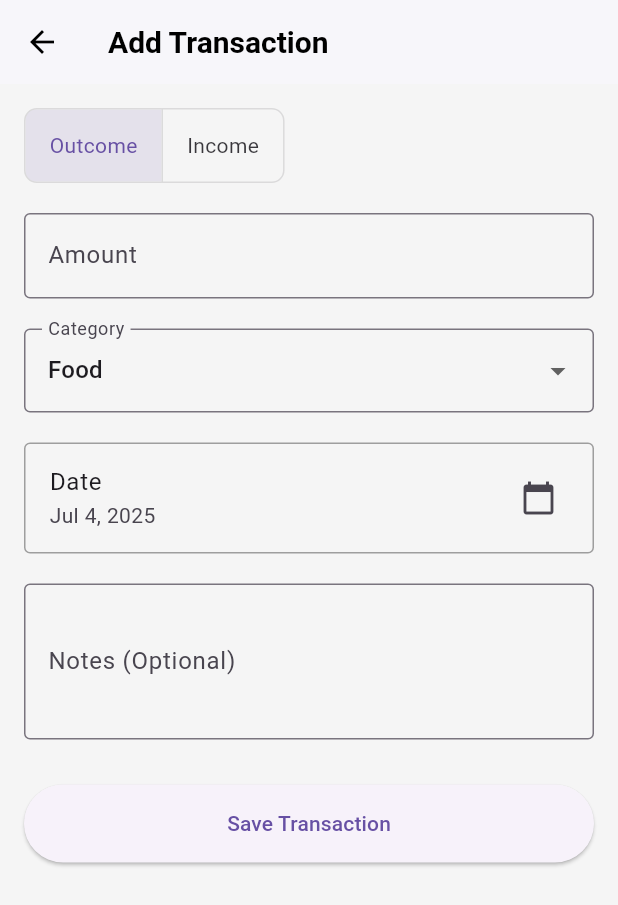
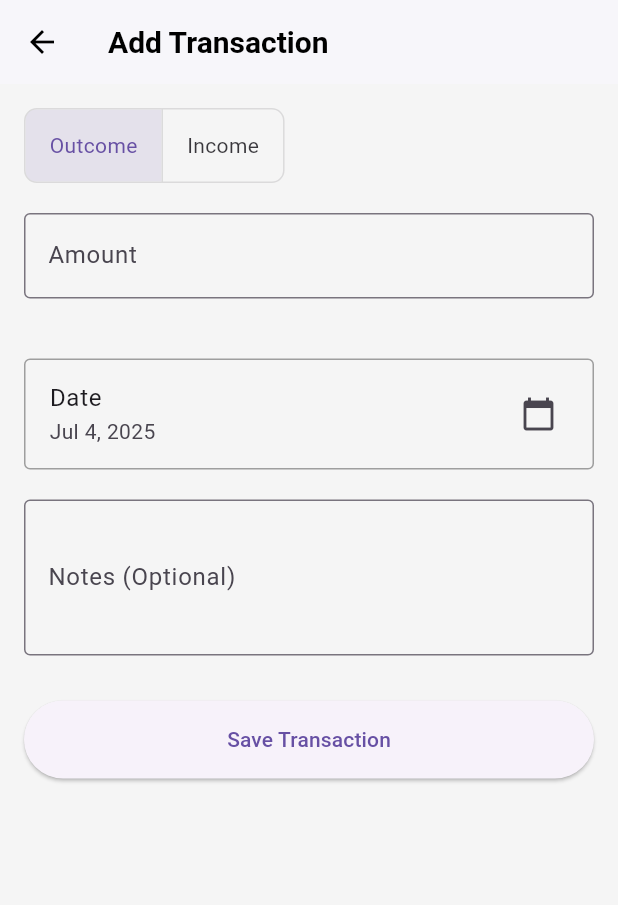
Before and after one commit to Chitnaymin/personal_fin_mgmt, a Flutter app: the screen it shows once a user with an empty profile is signed in, item 2 of the bottom bar chosen, after a tap on the "add" icon, on a phone screen of 412 x 824 dp. Shown: the top 905 px of the screen. Run offline on Flutter 3.47's test engine with Material 3 defaults, Android fonts, the phone set to English and light mode, and no system bars; our stand-ins replace cloud_firestore, firebase_auth, firebase_core, fl_chart; accounts and stored records are empty.

Commit message:
Update the category and now user can adjust

```diff
--- a/lib/screens/auth/login_page.dart
+++ b/lib/screens/auth/login_page.dart
@@ -1,3 +1,4 @@
+import 'package:firebase_auth/firebase_auth.dart';
 import 'package:flutter/material.dart';
 import 'package:provider/provider.dart';
 import 'package:flutter_fin_pwa/screens/auth/register_page.dart';
@@ -20,16 +21,34 @@ class _LoginPageState extends State<LoginPage> {
   if (_formKey.currentState!.validate()) {
     setState(() => _isLoading = true);
     final authService = Provider.of<AuthService>(context, listen: false);
-
-      final userCredential = await authService.signInWithEmail(
+    try {
+      // This part doesn't change
+      await authService.signInWithEmail(
         _emailController.text,
         _passwordController.text,
       );
+    } on FirebaseAuthException catch (e) {
+      // Catch the specific error from Firebase
+      String errorMessage;
+      // Provide more user-friendly messages for common errors
+      if (e.code == 'user-not-found') {
+        errorMessage = 'No user found for that email.';
+      } else if (e.code == 'wrong-password') {
+        errorMessage = 'Wrong password provided for that user.';
+      } else if (e.code == 'invalid-credential') {
+        // This is a more generic error for recent Firebase versions
+         errorMessage = 'Invalid credentials. Please check your email and password.';
+      }
+      else {
+        errorMessage = e.message ?? 'An unknown error occurred.';
+      }
 
-      if (userCredential == null && mounted) {
+      if (mounted) {
         ScaffoldMessenger.of(context).showSnackBar(
-          const SnackBar(content: Text('Failed to log in. Please check your credentials.')),
+          SnackBar(content: Text(errorMessage)),
         );
+      }
+    } finally {
       if (mounted) {
         setState(() => _isLoading = false);
       }
--- a/lib/screens/main/add_transaction_page.dart
+++ b/lib/screens/main/add_transaction_page.dart
@@ -1,3 +1,4 @@
+import 'package:cloud_firestore/cloud_firestore.dart';
 import 'package:flutter/material.dart';
 import 'package:intl/intl.dart';
 import 'package:provider/provider.dart';
@@ -21,18 +22,11 @@ class _AddTransactionPageState extends State<AddTransactionPage> {
   final _notesController = TextEditingController();
 
   String _selectedType = 'outcome';
-  String _selectedCategory = 'Food';
+  String? _selectedCategory; // Make this nullable
   DateTime _selectedDate = DateTime.now();
   bool _isLoading = false;
 
-  final List<String> _incomeCategories = ['Salary', 'Gifts', 'Investment'];
-  final List<String> _outcomeCategories = [
-    'Food',
-    'Transport',
-    'Shopping',
-    'Bills',
-    'Entertainment'
-  ];
+  final FirestoreService _firestoreService = FirestoreService();
 
   @override
   void initState() {
@@ -44,17 +38,127 @@ class _AddTransactionPageState extends State<AddTransactionPage> {
       _selectedType = t.type;
       _selectedCategory = t.category;
       _selectedDate = t.date;
-    } else {
-      _selectedCategory = _outcomeCategories.first;
     }
   }
 
+  // ... (keep _selectDate, _saveTransaction, _deleteTransaction methods)
+  // No changes needed in the save/delete/date logic
+
+  @override
+  Widget build(BuildContext context) {
+    final selectedCurrency = Provider.of<SettingsProvider>(context).selectedCurrency;
+
+    return Scaffold(
+      appBar: AppBar(
+        title: Text(widget.transaction == null ? 'Add Transaction' : 'Edit Transaction'),
+        actions: [
+          if (widget.transaction != null)
+            IconButton(
+              icon: const Icon(Icons.delete, color: Colors.red),
+              onPressed: _deleteTransaction,
+            )
+        ],
+      ),
+      // --- WRAP THE FORM IN A STREAMBUILDER ---
+      body: StreamBuilder<DocumentSnapshot>(
+        stream: _firestoreService.getBudget(),
+        builder: (context, snapshot) {
+          if (!snapshot.hasData) {
+            return const Center(child: CircularProgressIndicator());
+          }
+
+          final data = snapshot.data!.data() as Map<String, dynamic>? ?? {};
+          final List<String> incomeCategories = List<String>.from(data['incomeCategories'] ?? ['Salary']);
+          final List<String> outcomeCategories = List<String>.from(data['outcomeCategories'] ?? ['Food']);
+
+          final categories = _selectedType == 'income' ? incomeCategories : outcomeCategories;
+
+          // Set a default category if none is selected or if the selected one is not in the list
+          if (_selectedCategory == null || !categories.contains(_selectedCategory)) {
+            _selectedCategory = categories.isNotEmpty ? categories.first : null;
+          }
+
+          return Form(
+            key: _formKey,
+            child: ListView(
+              padding: const EdgeInsets.all(16.0),
+              children: [
+                // --- THIS SECTION IS NOW INSIDE THE BUILDER ---
+                ToggleButtons(
+                  isSelected: [_selectedType == 'outcome', _selectedType == 'income'],
+                  onPressed: (index) {
+                    setState(() {
+                      _selectedType = index == 0 ? 'outcome' : 'income';
+                      // Reset selected category when type changes
+                      _selectedCategory = null;
+                    });
+                  },
+                  borderRadius: BorderRadius.circular(8),
+                  children: const [
+                    Padding(padding: EdgeInsets.symmetric(horizontal: 16), child: Text('Outcome')),
+                    Padding(padding: EdgeInsets.symmetric(horizontal: 16), child: Text('Income'))
+                  ],
+                ),
+                const SizedBox(height: 20),
+                TextFormField(
+                  controller: _amountController,
+                  decoration: InputDecoration(labelText: 'Amount', prefixText: '${selectedCurrency.symbol} ', border: const OutlineInputBorder()),
+                  keyboardType: const TextInputType.numberWithOptions(decimal: true),
+                  validator: (value) => value!.isEmpty ? 'Please enter an amount' : null,
+                ),
+                const SizedBox(height: 20),
+                // --- DYNAMIC CATEGORY DROPDOWN ---
+                if (_selectedCategory != null)
+                  DropdownButtonFormField<String>(
+                    value: _selectedCategory,
+                    decoration: const InputDecoration(labelText: 'Category', border: OutlineInputBorder()),
+                    items: categories.map((String category) {
+                      return DropdownMenuItem<String>(value: category, child: Text(category));
+                    }).toList(),
+                    onChanged: (String? newValue) {
+                      setState(() {
+                        _selectedCategory = newValue;
+                      });
+                    },
+                    validator: (value) => value == null ? 'Please select a category' : null,
+                  ),
+                const SizedBox(height: 20),
+                ListTile(
+                  shape: RoundedRectangleBorder(side: const BorderSide(color: Colors.grey), borderRadius: BorderRadius.circular(4)),
+                  title: const Text('Date'),
+                  subtitle: Text(DateFormat.yMMMd().format(_selectedDate)),
+                  trailing: const Icon(Icons.calendar_today),
+                  onTap: () => _selectDate(context),
+                ),
+                const SizedBox(height: 20),
+                TextFormField(
+                  controller: _notesController,
+                  decoration: const InputDecoration(labelText: 'Notes (Optional)', border: OutlineInputBorder()),
+                  maxLines: 3,
+                ),
+                const SizedBox(height: 30),
+                ElevatedButton(
+                  style: ElevatedButton.styleFrom(padding: const EdgeInsets.symmetric(vertical: 16), minimumSize: const Size.fromHeight(50)),
+                  onPressed: _isLoading ? null : _saveTransaction,
+                  child: _isLoading
+                      ? const SizedBox(height: 24, width: 24, child: CircularProgressIndicator(strokeWidth: 2, color: Colors.white))
+                      : const Text('Save Transaction'),
+                )
+              ],
+            ),
+          );
+        },
+      ),
+    );
+  }
+
+  // Date picker method to fix missing _selectDate error
   Future<void> _selectDate(BuildContext context) async {
     final DateTime? picked = await showDatePicker(
       context: context,
       initialDate: _selectedDate,
       firstDate: DateTime(2000),
-      lastDate: DateTime(2101),
+      lastDate: DateTime(2100),
     );
     if (picked != null && picked != _selectedDate) {
       setState(() {
@@ -63,38 +167,36 @@ class _AddTransactionPageState extends State<AddTransactionPage> {
     }
   }
 
+  // Method is unchanged, but here for completeness
   void _saveTransaction() async {
     if (_formKey.currentState!.validate()) {
+      if (_selectedCategory == null) {
+        ScaffoldMessenger.of(context).showSnackBar(const SnackBar(content: Text('Please select a category.')));
+        return;
+      }
       setState(() => _isLoading = true);
-
       final amount = double.tryParse(_amountController.text);
       if (amount == null) {
         setState(() => _isLoading = false);
         return;
       }
-
-      final userId =
-          Provider.of<AuthService>(context, listen: false).currentUser!.uid;
+      final userId = Provider.of<AuthService>(context, listen: false).currentUser!.uid;
       final firestoreService = FirestoreService();
-
       final transaction = FinancialTransaction(
         id: widget.transaction?.id,
         userId: userId,
         amount: amount,
         type: _selectedType,
-        category: _selectedCategory,
+        category: _selectedCategory!,
         notes: _notesController.text,
         date: _selectedDate,
       );
-
       try {
         await firestoreService.saveTransaction(transaction);
         if (mounted) Navigator.pop(context);
       } catch (e) {
         if (mounted) {
-          ScaffoldMessenger.of(context).showSnackBar(
-            SnackBar(content: Text('Failed to save transaction: ${e.toString()}')),
-          );
+          ScaffoldMessenger.of(context).showSnackBar(SnackBar(content: Text('Failed to save transaction: ${e.toString()}')));
         }
       } finally {
         if (mounted) {
@@ -104,145 +206,28 @@ class _AddTransactionPageState extends State<AddTransactionPage> {
     }
   }
 
+  // Method is unchanged, but here for completeness
   void _deleteTransaction() async {
     if (widget.transaction?.id != null) {
-      // Show confirmation dialog before deleting
       bool? confirm = await showDialog<bool>(
         context: context,
         builder: (context) => AlertDialog(
           title: const Text('Delete Transaction?'),
           content: const Text('This action cannot be undone.'),
           actions: [
-            TextButton(
-              onPressed: () => Navigator.of(context).pop(false),
-              child: const Text('Cancel'),
-            ),
+            TextButton(onPressed: () => Navigator.of(context).pop(false), child: const Text('Cancel')),
             TextButton(
               onPressed: () => Navigator.of(context).pop(true),
+              style: TextButton.styleFrom(foregroundColor: Colors.red),
               child: const Text('Delete'),
-              style: TextButton.styleFrom(foregroundColor: Colors.red),
             ),
           ],
         ),
       );
-
       if (confirm == true) {
         await FirestoreService().deleteTransaction(widget.transaction!.id!);
         if (mounted) Navigator.pop(context);
       }
     }
   }
-
-  @override
-  Widget build(BuildContext context) {
-    final categories =
-        _selectedType == 'income' ? _incomeCategories : _outcomeCategories;
-    if (!categories.contains(_selectedCategory)) {
-      _selectedCategory = categories.first;
-    }
-
-    final selectedCurrency =
-        Provider.of<SettingsProvider>(context).selectedCurrency;
-
-    return Scaffold(
-      appBar: AppBar(
-        title: Text(
-            widget.transaction == null ? 'Add Transaction' : 'Edit Transaction'),
-        actions: [
-          if (widget.transaction != null)
-            IconButton(
-              icon: const Icon(Icons.delete, color: Colors.red),
-              onPressed: _deleteTransaction,
-            )
-        ],
-      ),
-      body: Form(
-        key: _formKey,
-        child: ListView(
-          padding: const EdgeInsets.all(16.0),
-          children: [
-            ToggleButtons(
-              isSelected: [_selectedType == 'outcome', _selectedType == 'income'],
-              onPressed: (index) {
-                setState(() {
-                  _selectedType = index == 0 ? 'outcome' : 'income';
-                });
-              },
-              borderRadius: BorderRadius.circular(8),
-              children: const [
-                Padding(
-                    padding: EdgeInsets.symmetric(horizontal: 16),
-                    child: Text('Outcome')),
-                Padding(
-                    padding: EdgeInsets.symmetric(horizontal: 16),
-                    child: Text('Income'))
-              ],
-            ),
-            const SizedBox(height: 20),
-            TextFormField(
-              controller: _amountController,
-              decoration: InputDecoration(
-                  labelText: 'Amount',
-                  prefixText: '${selectedCurrency.symbol} ',
-                  border: const OutlineInputBorder()),
-              keyboardType:
-                  const TextInputType.numberWithOptions(decimal: true),
-              validator: (value) =>
-                  value!.isEmpty ? 'Please enter an amount' : null,
-            ),
-            const SizedBox(height: 20),
-            DropdownButtonFormField<String>(
-              value: _selectedCategory,
-              decoration: const InputDecoration(
-                  labelText: 'Category', border: OutlineInputBorder()),
-              items: categories.map((String category) {
-                return DropdownMenuItem<String>(
-                    value: category, child: Text(category));
-              }).toList(),
-              onChanged: (String? newValue) {
-                setState(() {
-                  _selectedCategory = newValue!;
-                });
-              },
-            ),
-            const SizedBox(height: 20),
-            ListTile(
-              shape: RoundedRectangleBorder(
-                side: const BorderSide(color: Colors.grey),
-                borderRadius: BorderRadius.circular(4),
-              ),
-              title: const Text('Date'),
-              subtitle: Text(DateFormat.yMMMd().format(_selectedDate)),
-              trailing: const Icon(Icons.calendar_today),
-              onTap: () => _selectDate(context),
-            ),
-            const SizedBox(height: 20),
-            TextFormField(
-              controller: _notesController,
-              decoration: const InputDecoration(
-                  labelText: 'Notes (Optional)', border: OutlineInputBorder()),
-              maxLines: 3,
-            ),
-            const SizedBox(height: 30),
-            // --- MODIFIED BUTTON ---
-            ElevatedButton(
-              style: ElevatedButton.styleFrom(
-                padding: const EdgeInsets.symmetric(vertical: 16),
-                minimumSize: const Size.fromHeight(50),
-              ),
-              onPressed: _isLoading ? null : _saveTransaction,
-              child: _isLoading
-                  ? const SizedBox(
-                      height: 24,
-                      width: 24,
-                      child: CircularProgressIndicator(
-                          strokeWidth: 2, color: Colors.white),
-                    )
-                  : const Text('Save Transaction'),
-            )
-          ],
-        ),
-      ),
-    );
-  }
 }
--- a/lib/screens/main/settings_page.dart
+++ b/lib/screens/main/settings_page.dart
@@ -1,4 +1,5 @@
 import 'package:flutter/material.dart';
+import 'package:flutter_fin_pwa/screens/main/manage_categories_page.dart';
 import 'package:provider/provider.dart';
 
 import 'package:flutter_fin_pwa/models/currency_model.dart';
@@ -117,6 +118,17 @@ class _SettingsPageState extends State<SettingsPage> {
                         )
                       : const Text('Save Budget'),
                 ),
+                // Just below the Currency Dropdown, before the Divider
+                ListTile(
+                  title: const Text('Customize Categories'),
+                  trailing: const Icon(Icons.arrow_forward_ios),
+                  onTap: () {
+                    Navigator.push(
+                      context,
+                      MaterialPageRoute(builder: (context) => const ManageCategoriesPage()),
+                    );
+                  },
+                ),
                 const Divider(height: 40),
                 ListTile(
                   leading: const Icon(Icons.logout, color: Colors.red),
```
Also changed, not shown: lib/screens/main/manage_categories_page.dart (added, +136 -0 lines), lib/services/auth_service.dart (+5 -4 lines), lib/services/firestore_service.dart (+21 -3 lines), 1 other file. Lines whose indentation alone changed are shown as unchanged.
